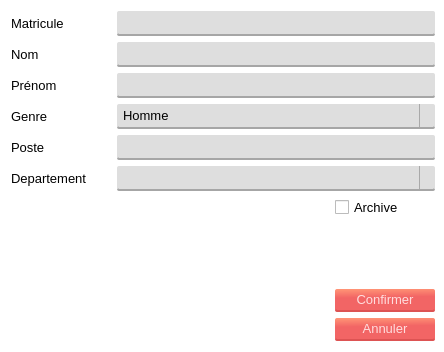
The window that interfaces/modifier_emp.ui (Mehdi-SK/Cosider-TP-App) describes before a commit, drawn with Qt 5.
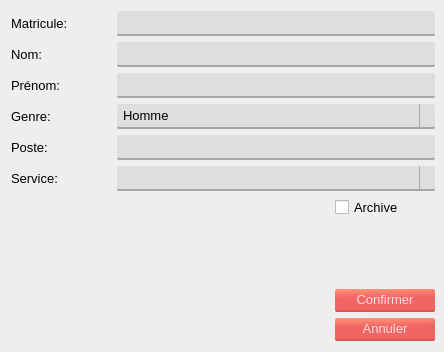
The same window after the commit. Icons and pictures are not drawn.

What changed in the file:
```diff
--- a/interfaces/modifier_emp.ui
+++ b/interfaces/modifier_emp.ui
@@ -22,7 +22,7 @@
 }
 #Dialog{
 	
-	background-color: rgb(255, 255, 255);
+	background-color:#eee;
 	font: 10pt;
 }
 
@@ -110,7 +110,7 @@
         </size>
        </property>
        <property name="text">
-        <string>Matricule</string>
+        <string>Matricule:</string>
        </property>
        <property name="textInteractionFlags">
         <set>Qt::LinksAccessibleByKeyboard|Qt::LinksAccessibleByMouse</set>
@@ -145,7 +145,7 @@
         </size>
        </property>
        <property name="text">
-        <string>Nom</string>
+        <string>Nom:</string>
        </property>
       </widget>
      </item>
@@ -165,7 +165,7 @@
         </size>
        </property>
        <property name="text">
-        <string>Prénom</string>
+        <string>Prénom:</string>
        </property>
       </widget>
      </item>
@@ -185,7 +185,7 @@
         </size>
        </property>
        <property name="text">
-        <string>Genre</string>
+        <string>Genre:</string>
        </property>
       </widget>
      </item>
@@ -212,7 +212,7 @@
         </size>
        </property>
        <property name="text">
-        <string>Poste</string>
+        <string>Poste:</string>
        </property>
       </widget>
      </item>
@@ -232,7 +232,7 @@
         </size>
        </property>
        <property name="text">
-        <string>Departement</string>
+        <string>Service:</string>
        </property>
       </widget>
      </item>
```
Left out of the diff: 8 changed lines with no effect on the pictures.
